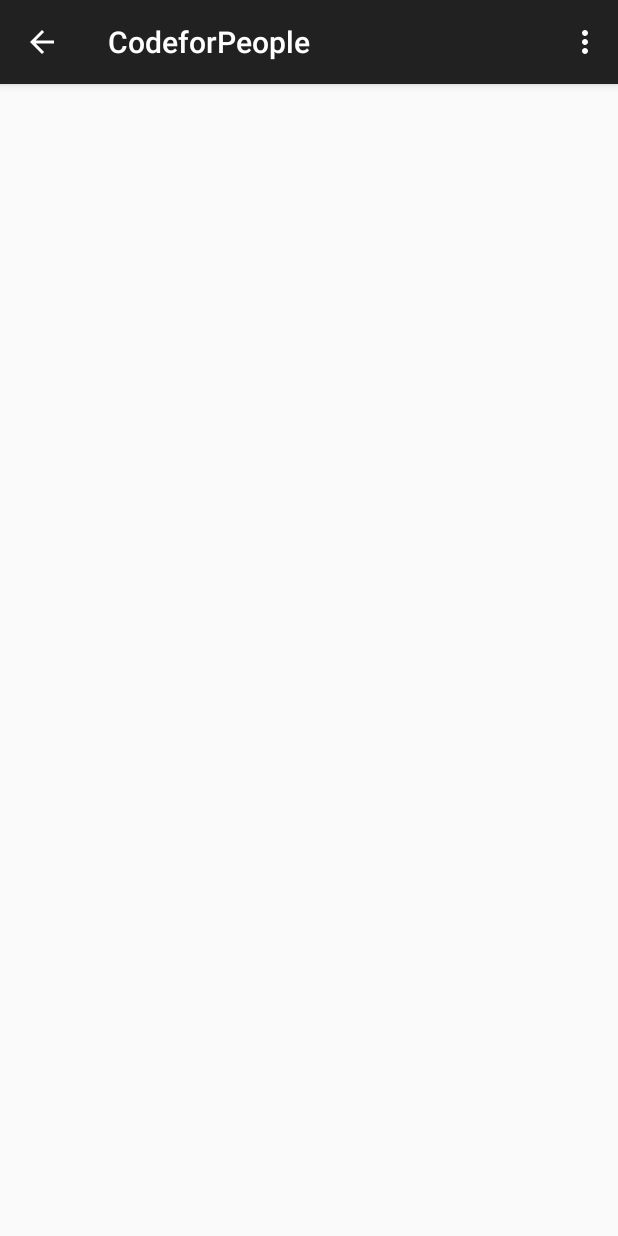
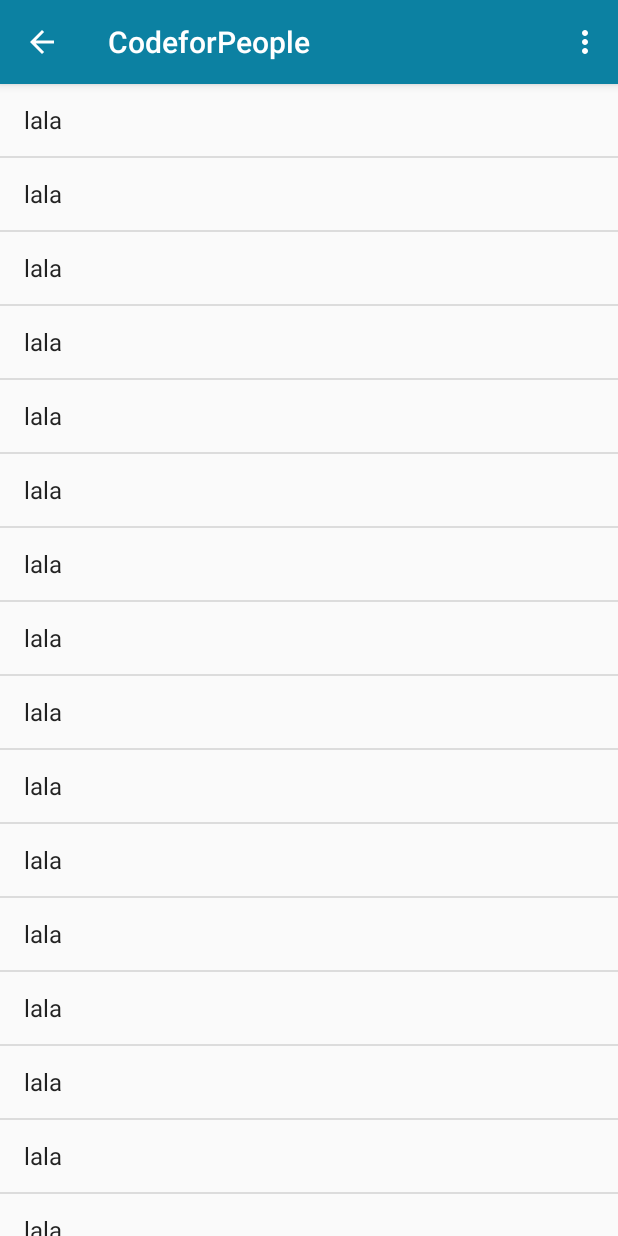
Before and after one commit to achercasky/CodefpAppFinal, an Android app: the screen it shows after launch (HomeActivity), on a phone screen of 412 x 824 dp. Run offline under Robolectric (Android 15) with nearby library versions, the phone set to English and light mode, and no system bars; 2 statements that could not run were skipped.

Commit message:
ActionBar colors and add listview

```diff
--- a/app/src/main/java/com/codefp/android/activity/BaseActivity.java
+++ b/app/src/main/java/com/codefp/android/activity/BaseActivity.java
@@ -1,19 +1,31 @@
 package com.codefp.android.activity;
 
+import android.graphics.Color;
+import android.graphics.drawable.ColorDrawable;
+import android.os.Build;
 import android.os.Bundle;
 import android.support.v7.app.ActionBarActivity;
+import android.view.WindowManager;
 
 /**
  * Created by ariel on 11/05/14.
  */
-public abstract class BaseActivity extends ActionBarActivity {
+public class BaseActivity extends ActionBarActivity {
 
     @Override
     protected void onCreate(Bundle savedInstanceState) {
         super.onCreate(savedInstanceState);
 
-        getSupportActionBar().setDisplayHomeAsUpEnabled(false);//true
-        getSupportActionBar().setHomeButtonEnabled(false);//true
+//        if (Build.VERSION.SDK_INT < 16) {
+//            getWindow().setFlags(WindowManager.LayoutParams.FLAG_FULLSCREEN,
+//                    WindowManager.LayoutParams.FLAG_FULLSCREEN);
+//        }
+
+//        getSupportActionBar().setDisplayHomeAsUpEnabled(false);//true
+//        getSupportActionBar().setHomeButtonEnabled(false);//true
+        getSupportActionBar().setDisplayHomeAsUpEnabled(true);
+        getSupportActionBar().setHomeButtonEnabled(true);
+        getSupportActionBar().setBackgroundDrawable(new ColorDrawable(Color.parseColor("#0C81A2")));
 
     }
 }
--- a/app/src/main/java/com/codefp/android/activity/MenuActivity.java
+++ b/app/src/main/java/com/codefp/android/activity/MenuActivity.java
@@ -2,6 +2,8 @@ package com.codefp.android.activity;
 
 import android.app.Activity;
 import android.content.res.Configuration;
+import android.graphics.Color;
+import android.graphics.drawable.ColorDrawable;
 import android.os.Bundle;
 import android.support.v4.app.ActionBarDrawerToggle;
 import android.support.v4.widget.DrawerLayout;
@@ -25,7 +27,7 @@ import java.util.List;
 /**
  * Created by ariel on 11/05/14.
  */
-public abstract class MenuActivity extends ActionBarActivity {
+public abstract class MenuActivity extends BaseActivity {
 
     private String[] mPlanetTitles;
     private DrawerLayout mDrawerLayout;
@@ -77,9 +79,10 @@ public abstract class MenuActivity extends ActionBarActivity {
         // Set the drawer toggle as the DrawerListener
         mDrawerLayout.setDrawerListener(mDrawerToggle);
 
-        getSupportActionBar().setDisplayHomeAsUpEnabled(true);
-        getSupportActionBar().setHomeButtonEnabled(true);
 
+//        getSupportActionBar().setDisplayHomeAsUpEnabled(true);
+//        getSupportActionBar().setHomeButtonEnabled(true);
+//        getSupportActionBar().setBackgroundDrawable(new ColorDrawable(Color.BLUE));
 
     }
 
@@ -123,7 +126,7 @@ public abstract class MenuActivity extends ActionBarActivity {
 
         // Highlight the selected item, update the title, and close the drawer
         mDrawerList.setItemChecked(position, true);
-        setTitle(mPlanetTitles[position]);
+//        setTitle(mPlanetTitles[position]);
         mDrawerLayout.closeDrawer(mDrawerList);
     }
 
--- a/app/src/main/java/com/codefp/android/fragment/HomeFragment.java
+++ b/app/src/main/java/com/codefp/android/fragment/HomeFragment.java
@@ -4,6 +4,8 @@ import android.os.Bundle;
 import android.view.LayoutInflater;
 import android.view.View;
 import android.view.ViewGroup;
+import android.widget.ArrayAdapter;
+import android.widget.ListView;
 
 import com.codefp.android.R;
 
@@ -11,6 +13,10 @@ import com.codefp.android.R;
  * Created by achercasky on 5/26/14.
  */
 public class HomeFragment extends BaseFragment{
+
+    private String [] strings = {"lala","lala","lala","lala","lala","lala","lala","lala","lala","lala","lala","lala","lala"
+                               ,"lala","lala","lala","lala","lala","lala","lala","lala","lala","lala","lala","lala"};
+    private ListView listNews;
 
     @Override
     public View onCreateView(LayoutInflater inflater, ViewGroup container, Bundle savedInstanceState) {
@@ -21,6 +27,16 @@ public class HomeFragment extends BaseFragment{
     public void onActivityCreated(Bundle savedInstanceState) {
         super.onActivityCreated(savedInstanceState);
 
+        initViews();
+
+        ArrayAdapter<String> adapter = new ArrayAdapter<String>(getActivity(), android.R.layout.simple_list_item_1, android.R.id.text1, strings);
+
+
+        listNews.setAdapter(adapter);
 
     }
+
+    private void initViews() {
+        listNews = (ListView) getView().findViewById(R.id.listView);
+    }
 }
--- a/app/src/main/res/layout/fragment_home.xml
+++ b/app/src/main/res/layout/fragment_home.xml
@@ -5,5 +5,8 @@
     android:layout_height="match_parent">
 
 
-
+    <ListView
+        android:layout_width="match_parent"
+        android:layout_height="wrap_content"
+        android:id="@+id/listView" />
 </LinearLayout>
```
Also changed, not shown: app/src/main/res/values/styles.xml (+20 -0 lines).
